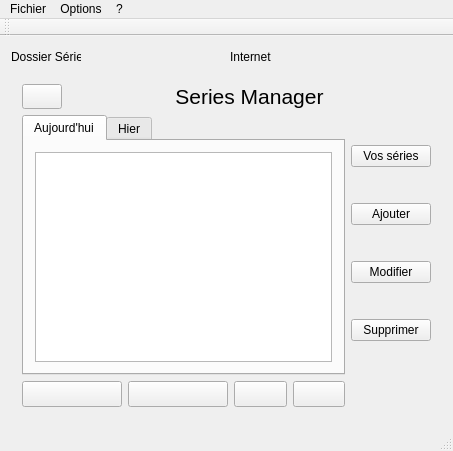
This is fenetreprincipale.ui in Eranos31/Series_Manager as Qt 5 draws it before an edit. The edited form follows.
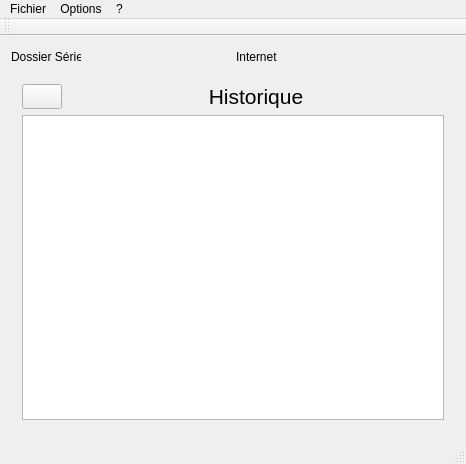
This is the edited form. The open tabs and pages were chosen to show the change. Icons and pictures are not drawn.

The edit to the form file:
```diff
--- a/fenetreprincipale.ui
+++ b/fenetreprincipale.ui
@@ -6,8 +6,8 @@
    <rect>
     <x>0</x>
     <y>0</y>
-    <width>436</width>
-    <height>449</height>
+    <width>466</width>
+    <height>464</height>
    </rect>
   </property>
   <property name="windowTitle">
@@ -1429,6 +1429,47 @@
         </item>
        </layout>
       </widget>
+      <widget class="QWidget" name="pageHistorique">
+       <layout class="QVBoxLayout" name="verticalLayout">
+        <item>
+         <layout class="QHBoxLayout" name="horizontalLayout_4">
+          <item>
+           <widget class="QPushButton" name="pageHistoriqueBoutonAccueil">
+            <property name="maximumSize">
+             <size>
+              <width>40</width>
+              <height>40</height>
+             </size>
+            </property>
+            <property name="text">
+             <string/>
+            </property>
+            <property name="icon">
+             <iconset resource="ressource.qrc">
+              <normaloff>:/images/accueil.png</normaloff>:/images/accueil.png</iconset>
+            </property>
+            <property name="iconSize">
+             <size>
+              <width>32</width>
+              <height>32</height>
+             </size>
+            </property>
+           </widget>
+          </item>
+          <item>
+           <widget class="QLabel" name="pageHistoriqueTitre">
+            <property name="text">
+             <string>&lt;html&gt;&lt;head/&gt;&lt;body&gt;&lt;p align=&quot;center&quot;&gt;&lt;span style=&quot; font-size:16pt;&quot;&gt;Historique&lt;/span&gt;&lt;/p&gt;&lt;/body&gt;&lt;/html&gt;</string>
+            </property>
+           </widget>
+          </item>
+         </layout>
+        </item>
+        <item>
+         <widget class="QTableWidget" name="pageHistoriqueTableWidget"/>
+        </item>
+       </layout>
+      </widget>
      </widget>
     </item>
    </layout>
@@ -1438,7 +1479,7 @@
     <rect>
      <x>0</x>
      <y>0</y>
-     <width>436</width>
+     <width>466</width>
      <height>21</height>
     </rect>
    </property>
```
Left out of the diff: 160 changed lines with no effect on the pictures.
